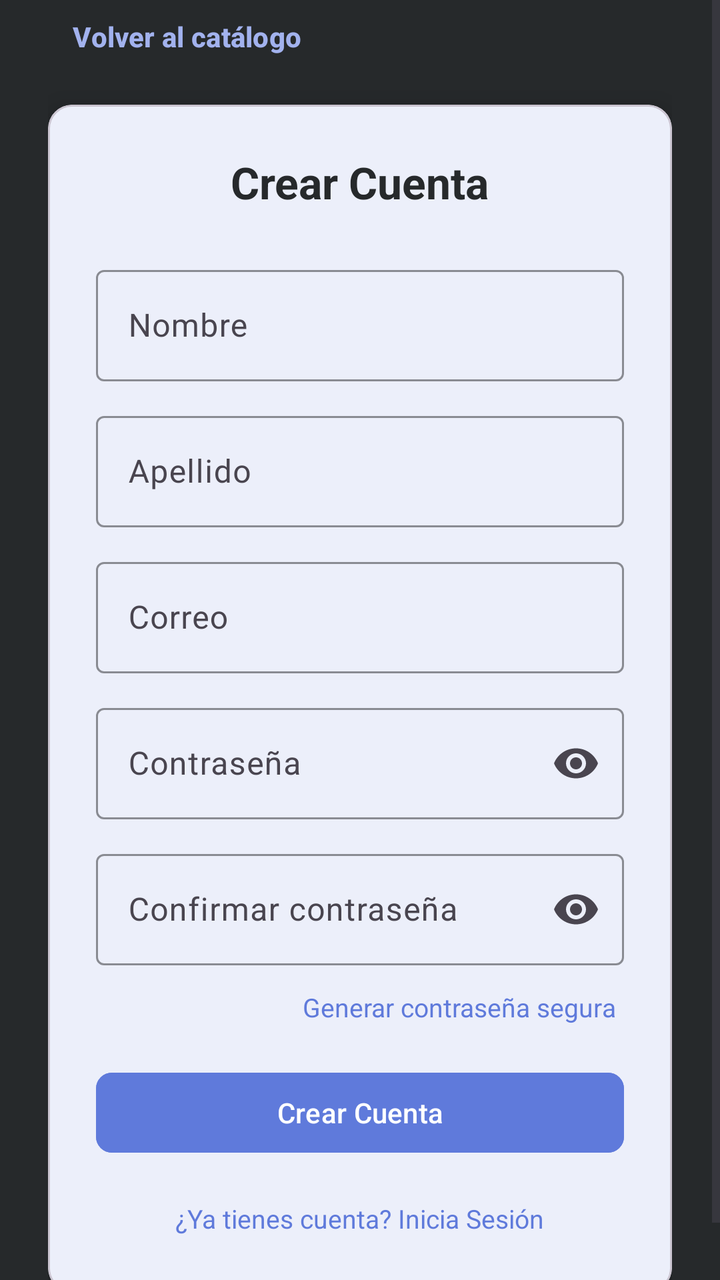
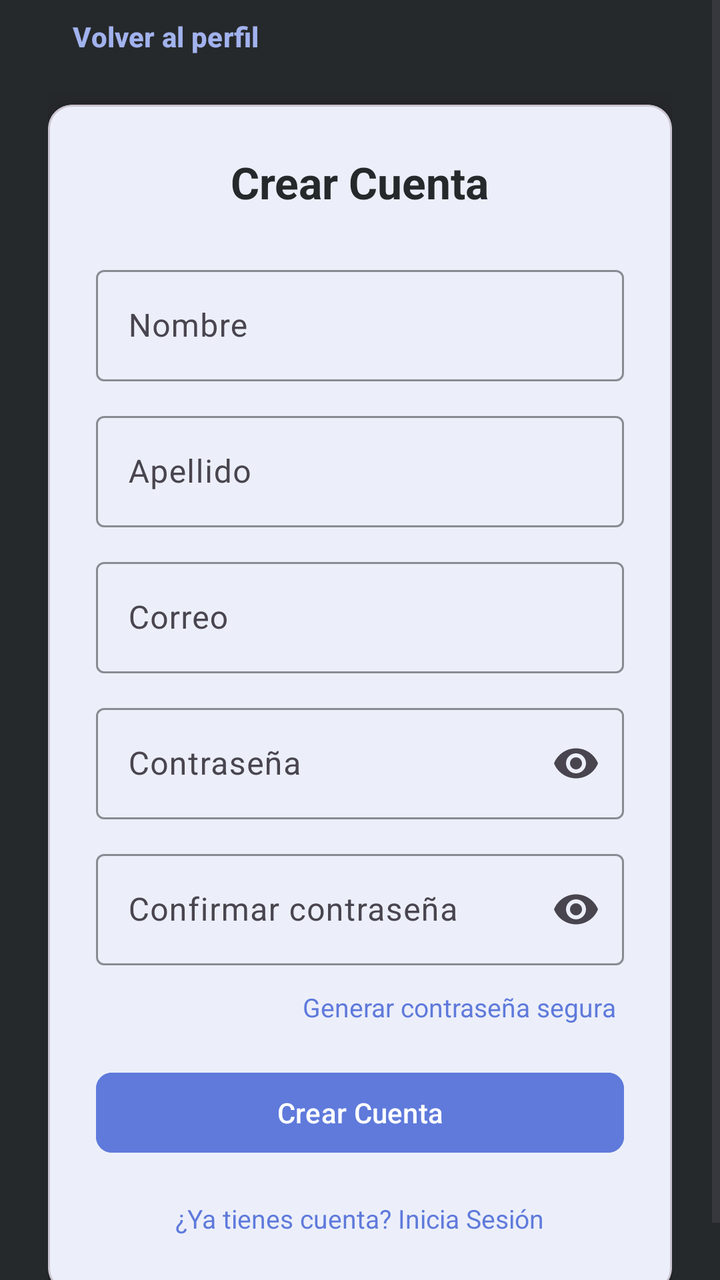

The first picture is an Android layout as it rendered before a commit; the second is the same layout after the commit. The layout source and the unified diff follow.
<!-- AndroidManifest.xml: application theme Theme.CompraSegura -->
<!-- res/layout/activity_register.xml -->
<?xml version="1.0" encoding="utf-8"?>
<ScrollView xmlns:android="http://schemas.android.com/apk/res/android"
    xmlns:app="http://schemas.android.com/apk/res-auto"
    xmlns:tools="http://schemas.android.com/tools"
    android:layout_width="match_parent"
    android:layout_height="match_parent"
    android:background="@color/dark_primary"
    android:fillViewport="true"
    tools:context=".ui.auth.RegisterActivity">

    <LinearLayout
        android:layout_width="match_parent"
        android:layout_height="wrap_content"
        android:layout_gravity="center_vertical"
        android:orientation="vertical"
        android:padding="24dp">

        
        <Button
            android:id="@+id/botonVolver"
            style="@style/Widget.Material3.Button.TextButton"
            android:layout_width="wrap_content"
            android:layout_height="wrap_content"
            android:layout_marginBottom="10dp"
            android:text="Volver al catálogo"
            android:textStyle="bold"
            android:textColor="@color/primary_light" />

        
        <com.google.android.material.card.MaterialCardView
            android:layout_width="match_parent"
            android:layout_height="wrap_content"
            app:cardBackgroundColor="@color/white"
            app:cardCornerRadius="12dp"
            app:cardElevation="8dp">

            <LinearLayout
                android:layout_width="match_parent"
                android:layout_height="wrap_content"
                android:orientation="vertical"
                android:padding="24dp">

                <TextView
                    android:layout_width="wrap_content"
                    android:layout_height="wrap_content"
                    android:layout_gravity="center_horizontal"
                    android:text="Crear Cuenta"
                    android:textColor="@color/text_primary"
                    android:textSize="22sp"
                    android:textStyle="bold" />

                
                <com.google.android.material.textfield.TextInputLayout
                    style="@style/Widget.Material3.TextInputLayout.OutlinedBox"
                    android:layout_width="match_parent"
                    android:layout_height="wrap_content"
                    android:layout_marginTop="24dp"
                    android:hint="Nombre"
                    app:boxStrokeColor="@color/primary"
                    app:hintTextColor="@color/text_secondary">

                    <com.google.android.material.textfield.TextInputEditText
                        android:id="@+id/campoNombre"
                        android:layout_width="match_parent"
                        android:layout_height="wrap_content"
                        android:autofillHints="name"
                        android:inputType="textPersonName" />
                </com.google.android.material.textfield.TextInputLayout>

                
                <com.google.android.material.textfield.TextInputLayout
                    style="@style/Widget.Material3.TextInputLayout.OutlinedBox"
                    android:layout_width="match_parent"
                    android:layout_height="wrap_content"
                    android:layout_marginTop="12dp"
                    android:hint="Apellido"
                    app:boxStrokeColor="@color/primary"
                    app:hintTextColor="@color/text_secondary">

                    <com.google.android.material.textfield.TextInputEditText
                        android:id="@+id/campoApellido"
                        android:layout_width="match_parent"
                        android:layout_height="wrap_content"
                        android:autofillHints="name"
                        android:inputType="textPersonName" />
                </com.google.android.material.textfield.TextInputLayout>

                
                <com.google.android.material.textfield.TextInputLayout
                    style="@style/Widget.Material3.TextInputLayout.OutlinedBox"
                    android:layout_width="match_parent"
                    android:layout_height="wrap_content"
                    android:layout_marginTop="12dp"
                    android:hint="Correo"
                    app:boxStrokeColor="@color/primary"
                    app:hintTextColor="@color/text_secondary">

                    <com.google.android.material.textfield.TextInputEditText
                        android:id="@+id/campoCorreo"
                        android:layout_width="match_parent"
                        android:layout_height="wrap_content"
                        android:autofillHints="emailAddress"
                        android:inputType="textEmailAddress" />
                </com.google.android.material.textfield.TextInputLayout>

                
                <com.google.android.material.textfield.TextInputLayout
                    style="@style/Widget.Material3.TextInputLayout.OutlinedBox"
                    android:layout_width="match_parent"
                    android:layout_height="wrap_content"
                    android:layout_marginTop="12dp"
                    android:hint="Contraseña"
                    app:boxStrokeColor="@color/primary"
                    app:hintTextColor="@color/text_secondary"
                    app:endIconMode="password_toggle">

                    <com.google.android.material.textfield.TextInputEditText
                        android:id="@+id/campoPassword"
                        android:layout_width="match_parent"
                        android:layout_height="wrap_content"
                        android:autofillHints="newPassword"
                        android:inputType="textPassword" />
                </com.google.android.material.textfield.TextInputLayout>

                
                <com.google.android.material.textfield.TextInputLayout
                    style="@style/Widget.Material3.TextInputLayout.OutlinedBox"
                    android:layout_width="match_parent"
                    android:layout_height="wrap_content"
                    android:layout_marginTop="12dp"
                    android:hint="Confirmar contraseña"
                    app:boxStrokeColor="@color/primary"
                    app:hintTextColor="@color/text_secondary"
                    app:endIconMode="password_toggle">

                    <com.google.android.material.textfield.TextInputEditText
                        android:id="@+id/campoConfirmar"
                        android:layout_width="match_parent"
                        android:layout_height="wrap_content"
                        android:autofillHints="newPassword"
                        android:inputType="textPassword" />
                </com.google.android.material.textfield.TextInputLayout>

                
                <TextView
                    android:id="@+id/botonGenerarPassword"
                    android:layout_width="wrap_content"
                    android:layout_height="wrap_content"
                    android:layout_gravity="end"
                    android:layout_marginTop="8dp"
                    android:text="Generar contraseña segura"
                    android:textColor="@color/primary"
                    android:textSize="13sp"
                    android:padding="4dp"
                    android:clickable="true"
                    android:focusable="true"
                    android:background="?attr/selectableItemBackground" />

                
                <TextView
                    android:id="@+id/textoError"
                    android:layout_width="match_parent"
                    android:layout_height="wrap_content"
                    android:layout_marginTop="12dp"
                    android:textColor="@color/error"
                    android:visibility="gone" />

                
                <FrameLayout
                    android:layout_width="match_parent"
                    android:layout_height="wrap_content"
                    android:layout_marginTop="16dp">

                    <Button
                        android:id="@+id/botonRegistrar"
                        android:layout_width="match_parent"
                        android:layout_height="wrap_content"
                        android:text="Crear Cuenta"
                        android:textColor="@color/white"
                        android:backgroundTint="@color/primary"
                        app:cornerRadius="8dp" />

                    <ProgressBar
                        android:id="@+id/progreso"
                        android:layout_width="wrap_content"
                        android:layout_height="wrap_content"
                        android:layout_gravity="center"
                        android:visibility="gone"
                        android:indeterminateTint="@color/white" />
                </FrameLayout>

                
                <TextView
                    android:id="@+id/botonIrALogin"
                    android:layout_width="wrap_content"
                    android:layout_height="wrap_content"
                    android:layout_gravity="center_horizontal"
                    android:layout_marginTop="16dp"
                    android:text="¿Ya tienes cuenta? Inicia Sesión"
                    android:textColor="@color/primary"
                    android:textSize="13sp"
                    android:padding="4dp"
                    android:clickable="true"
                    android:focusable="true"
                    android:background="?attr/selectableItemBackground" />
            </LinearLayout>
        </com.google.android.material.card.MaterialCardView>
    </LinearLayout>
</ScrollView>
<!-- resources referenced by this layout -->
<resources>
  <color name="dark_primary">#26292B</color>
  <color name="error">#E53935</color>
  <color name="primary">#5F7ADB</color>
  <color name="primary_light">#A2B2EE</color>
  <color name="text_primary">#26292B</color>
  <color name="text_secondary">#6B7280</color>
  <color name="white">#FFFFFF</color>
  <style name="Theme.CompraSegura" parent="Base.Theme.CompraSegura" />
  <style name="Base.Theme.CompraSegura" parent="Theme.Material3.Light.NoActionBar">
          
          <item name="colorPrimary">@color/primary</item>
          <item name="colorOnPrimary">@color/white</item>
          <item name="colorSecondary">@color/primary_light</item>
          <item name="colorOnSecondary">@color/dark_primary</item>
  
          
          <item name="android:colorBackground">@color/white</item>
          <item name="colorSurface">@color/white</item>
          <item name="colorOnSurface">@color/text_primary</item>
  
          
          <item name="android:statusBarColor">@color/dark_primary</item>
          <item name="android:navigationBarColor">@color/dark_primary</item>
      </style>
</resources>

<!-- the commit's change to res/layout/activity_register.xml (unified diff, before → after) -->
@@ -22,7 +22,7 @@
             android:layout_width="wrap_content"
             android:layout_height="wrap_content"
             android:layout_marginBottom="10dp"
-            android:text="Volver al catálogo"
+            android:text="Volver al perfil"
             android:textStyle="bold"
             android:textColor="@color/primary_light" />
 
